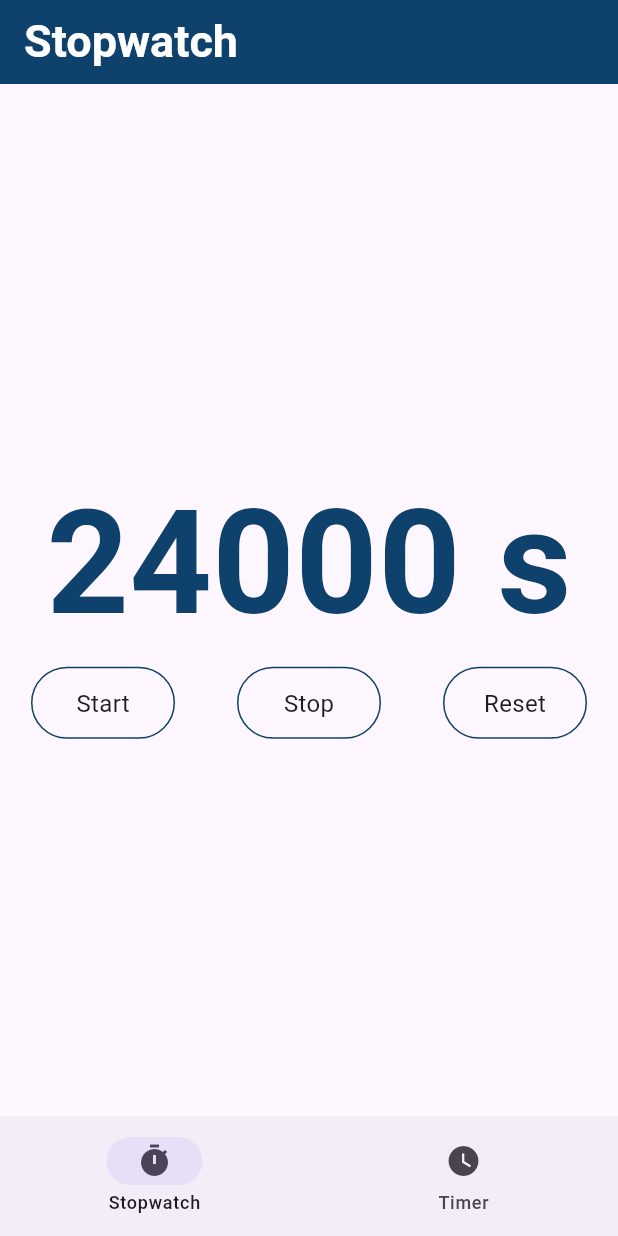
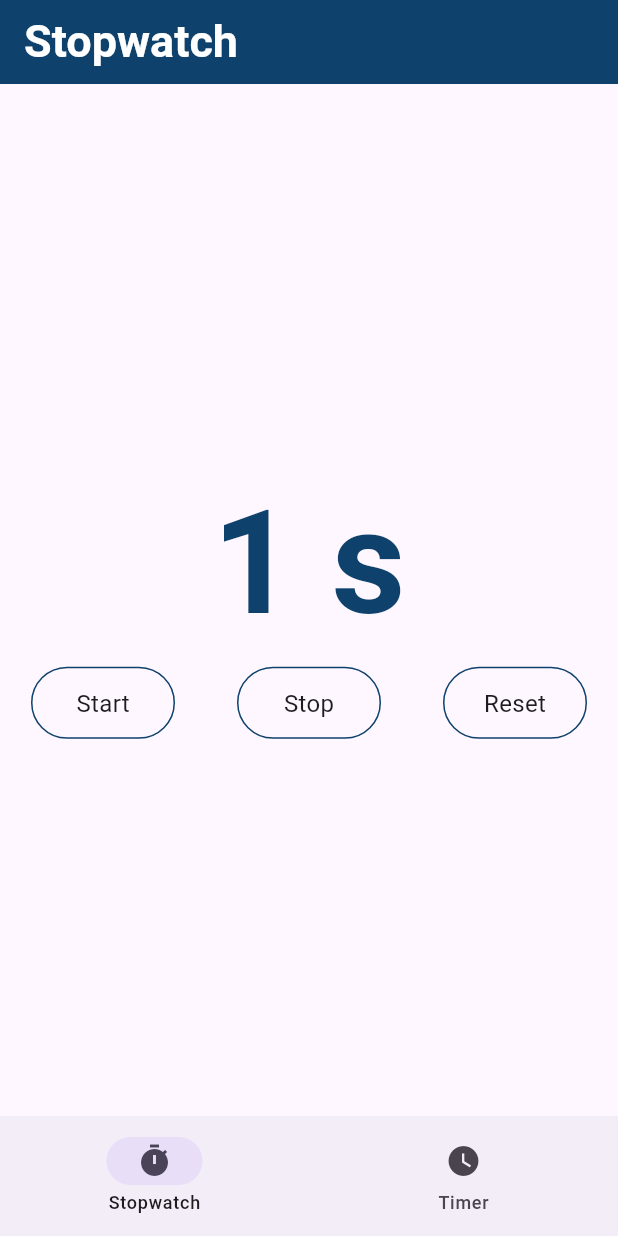
Before and after one commit to Dopa91/projekt_timer_app, a Flutter app: the screen it shows after launch, after a tap on "Start", on a phone screen of 412 x 824 dp. Run offline on Flutter 3.47's test engine with Material 3 defaults, Android fonts, the light colour scheme and no system bars.

Commit message:
added comments

```diff
--- a/lib/feature/homepage/Screens/stopwatch_screen.dart
+++ b/lib/feature/homepage/Screens/stopwatch_screen.dart
@@ -21,7 +21,7 @@ class _StopwatchScreenState extends State<StopwatchScreen> {
   void startStopwatchNew() async {
     while (isActive) {
       await Future.delayed(
-        const Duration(microseconds: 50),
+        const Duration(seconds: 1),
       );
       setState(() {
         seconds++;
@@ -42,7 +42,7 @@ class _StopwatchScreenState extends State<StopwatchScreen> {
   //     },
   //   );
   // }
-
+// TimerWidget
   void startStopwatch() {
     Future.delayed(
       const Duration(seconds: 1),
@@ -59,6 +59,7 @@ class _StopwatchScreenState extends State<StopwatchScreen> {
     );
   }
 
+// TimerWidget
   Future<void> stopStopwatch() async {
     Future.delayed(
       const Duration(milliseconds: 50),
```
